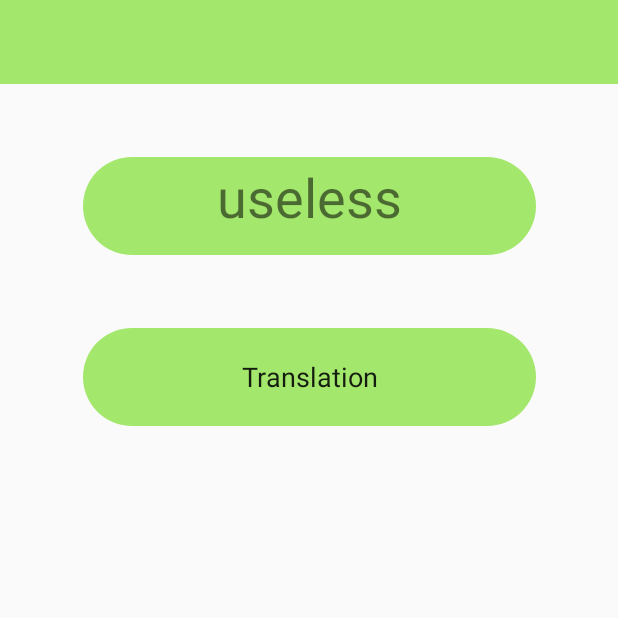
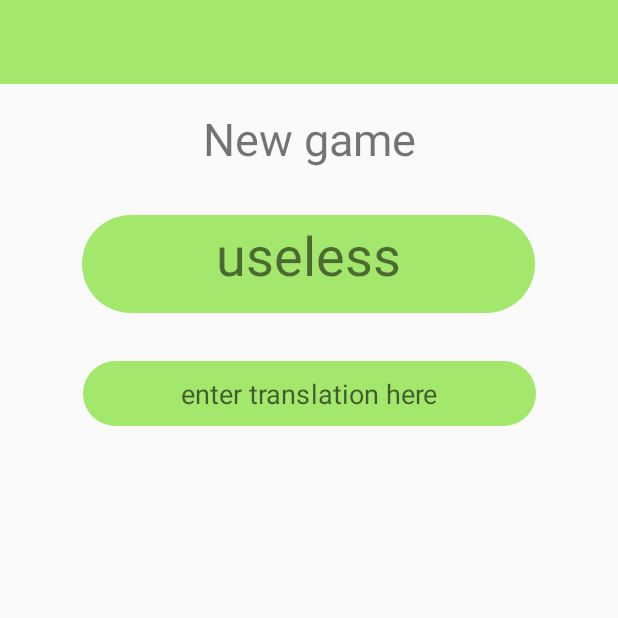
Before and after one commit to moevm/adfmp19-quizlet, an Android app: the screen it shows after launch (Quiz_Activity), after a tap on "START QUIZ", on a phone screen of 412 x 824 dp, the top half of it. Run offline under Robolectric (Android 15) with nearby library versions, the phone set to English and light mode, and no system bars; 3 statements that could not run were skipped.

Commit message:
Работающее угадывание слов и статистика

```diff
--- a/Quizled/app/src/main/java/com/example/quizled/AppModel.kt
+++ b/Quizled/app/src/main/java/com/example/quizled/AppModel.kt
@@ -1,4 +1,7 @@
 package com.example.quizled
+
+import kotlinx.android.synthetic.main.word_card.view.*
+import kotlin.math.roundToInt
 
 
 class AppModel private constructor() {
@@ -9,6 +12,23 @@ class AppModel private constructor() {
     }
 
     var wordsList = arrayListOf<Word>()
+
+    val wordsCount get() = wordsList.size
+
+    val totalSuccessRate: Int
+        get() {
+            var successful: Int = 0
+            var total: Int = 0
+
+            for(word in wordsList) {
+                successful += word.successfulAttempts
+                total += word.totalAttempts
+            }
+
+            val rate = successful.toFloat() / total.toFloat() * 100.0F
+
+            return rate.roundToInt()
+        }
 
     fun addWord(w: Word) : Boolean {
         wordsList.add(w)
@@ -45,10 +65,17 @@ class AppModel private constructor() {
     }
 
     fun restore(from: Set<String>) {
+        wordsList.clear()
         for (word in from) {
             var w = Word("1", "2")
             w.fromString(word)
             wordsList.add(w)
         }
     }
+
+    fun randomWord() : Word {
+        return wordsList.random()
+    }
+
+
 }
--- a/Quizled/app/src/main/java/com/example/quizled/MainActivity.kt
+++ b/Quizled/app/src/main/java/com/example/quizled/MainActivity.kt
@@ -5,6 +5,7 @@ import android.support.v7.app.AppCompatActivity
 import android.os.Bundle
 import android.widget.Button
 import kotlinx.android.synthetic.main.activity_main.*
+import kotlinx.android.synthetic.main.main_activity_statistics.*
 
 class MainActivity : AppCompatActivity() {
 
@@ -14,8 +15,11 @@ class MainActivity : AppCompatActivity() {
         super.onCreate(savedInstanceState)
         setContentView(R.layout.activity_main)
 
+        println("oncreate")
+
         val prefs = this.getSharedPreferences("com.example.quizled.storage", 0)
         val savedWords = prefs!!.getStringSet("words", setOf<String>())
+        println("restored ${savedWords.size} entries")
         model.restore(savedWords)
 
         quizButton.setOnClickListener{
@@ -24,15 +28,23 @@ class MainActivity : AppCompatActivity() {
 
         }
 
-
         wordsButton.setOnClickListener{
             val intent = Intent(this, Word_bank::class.java)
             startActivity(intent)
         }
     }
 
+    override fun onResume() {
+        super.onResume()
+
+        totalWordsCountLabel.setText("${model.wordsCount}")
+        totalSuccessRateLabel.setText("${model.totalSuccessRate}%")
+    }
+
     override fun onDestroy() {
         super.onDestroy()
+
+        println("ondestroy")
 
         val prefs = this.getSharedPreferences("com.example.quizled.storage", 0)
         val editor = prefs!!.edit()
--- a/Quizled/app/src/main/java/com/example/quizled/Quiz_Activity.kt
+++ b/Quizled/app/src/main/java/com/example/quizled/Quiz_Activity.kt
@@ -4,11 +4,17 @@ import android.content.Intent
 import android.os.Bundle
 import android.support.design.widget.Snackbar
 import android.support.v7.app.AppCompatActivity;
+import android.view.inputmethod.EditorInfo
 import kotlinx.android.synthetic.main.activity_main.*
 
 import kotlinx.android.synthetic.main.activity_quiz_.*
+import kotlinx.android.synthetic.main.content_quiz_.*
 
 class Quiz_Activity : AppCompatActivity() {
+
+    var model = AppModel.instance
+    var runScore: Int = 0
+    var runAttempts: Int = 0
 
     override fun onCreate(savedInstanceState: Bundle?) {
         super.onCreate(savedInstanceState)
@@ -18,6 +24,37 @@ class Quiz_Activity : AppCompatActivity() {
             val intent = Intent(this, MainActivity::class.java)
             startActivity(intent)
         }
+
+        nextRound()
+    }
+
+    private fun nextRound() {
+        val randomWord = model.randomWord()
+
+        fieldOriginalWord.setText(randomWord.originalWord)
+
+        fieldForTranslation.setOnEditorActionListener { v, actionId, event ->
+            if(actionId == EditorInfo.IME_ACTION_DONE){
+                println("typing done")
+
+                runAttempts += 1
+
+                if(randomWord.translatedWord.toLowerCase() == fieldForTranslation.text.toString().toLowerCase()) {
+                    runScore += 1
+                    randomWord.successfulAttempts += 1
+                }
+
+                randomWord.totalAttempts += 1
+
+                scoreLabel.setText("Score: ${runScore}/${runAttempts}")
+
+                nextRound()
+
+                true
+            } else {
+                false
+            }
+        }
     }
 
 }
--- a/Quizled/app/src/main/res/layout/content_quiz_.xml
+++ b/Quizled/app/src/main/res/layout/content_quiz_.xml
@@ -18,22 +18,31 @@
             android:id="@+id/fieldOriginalWord"
             android:textSize="36sp"
             android:textAlignment="center"
-            android:layout_marginEnd="8dp" app:layout_constraintEnd_toEndOf="parent" android:layout_marginRight="8dp"
+            android:layout_marginEnd="8dp" app:layout_constraintEnd_toEndOf="parent"
             android:layout_marginStart="8dp" app:layout_constraintStart_toStartOf="parent"
-            android:layout_marginLeft="8dp" android:layout_marginBottom="8dp"
-            app:layout_constraintBottom_toTopOf="@+id/editText3" android:layout_marginTop="8dp"
-            app:layout_constraintTop_toTopOf="parent"/>
+            android:layout_marginBottom="8dp"
+            app:layout_constraintBottom_toTopOf="@+id/fieldForTranslation" android:layout_marginTop="8dp"
+            app:layout_constraintTop_toTopOf="parent" app:layout_constraintHorizontal_bias="0.493"
+            app:layout_constraintVertical_bias="0.768"/>
     <EditText
             android:layout_width="302dp"
             android:inputType="textPersonName"
-            android:text="@string/add_word_translation"
             android:ems="10"
             android:textAlignment="center"
             android:background="@drawable/rounded_corner"
-            android:id="@+id/editText3"
+            android:id="@+id/fieldForTranslation"
             android:layout_weight="1"
-            android:layout_height="65dp" android:layout_marginBottom="8dp"
+            android:layout_height="0dp" android:layout_marginBottom="8dp"
             app:layout_constraintBottom_toBottomOf="parent" app:layout_constraintStart_toStartOf="parent"
-            android:layout_marginLeft="8dp" android:layout_marginStart="8dp" app:layout_constraintEnd_toEndOf="parent"
-            android:layout_marginEnd="8dp" android:layout_marginRight="8dp"/>
+            android:layout_marginStart="8dp" app:layout_constraintEnd_toEndOf="parent"
+            android:layout_marginEnd="8dp"
+            app:layout_constraintTop_toBottomOf="@+id/scoreLabel" android:hint="enter translation here"/>
+    <TextView
+            android:text="New game"
+            android:layout_width="wrap_content"
+            android:layout_height="wrap_content"
+            android:id="@+id/scoreLabel" android:layout_marginTop="16dp"
+            android:layout_marginBottom="128dp" app:layout_constraintEnd_toEndOf="parent"
+            app:layout_constraintBottom_toTopOf="@+id/fieldForTranslation" app:layout_constraintTop_toTopOf="parent"
+            app:layout_constraintStart_toStartOf="parent" android:textSize="30sp"/>
 </android.support.constraint.ConstraintLayout>
--- a/Quizled/app/src/main/res/layout/word_bank_activity_search_add.xml
+++ b/Quizled/app/src/main/res/layout/word_bank_activity_search_add.xml
@@ -34,16 +34,14 @@
                     android:layout_width="149dp"
                     android:layout_height="wrap_content"
                     android:inputType="textPersonName"
-                    android:text="@string/add_word_source"
                     android:ems="10"
-                    android:id="@+id/sourceWord" android:layout_weight="1"/>
+                    android:id="@+id/sourceWord" android:layout_weight="1" android:hint="original "/>
             <EditText
                     android:layout_width="149dp"
                     android:layout_height="wrap_content"
                     android:inputType="textPersonName"
-                    android:text="@string/add_word_translation"
                     android:ems="10"
-                    android:id="@+id/translationWord" android:layout_weight="1"/>
+                    android:id="@+id/translationWord" android:layout_weight="1" android:hint="translation "/>
             <Button
                     android:text="ADD"
                     android:layout_width="wrap_content"
```
Also changed, not shown: Quizled/app/src/main/java/com/example/quizled/Word_bank.kt (+6 -11 lines), Quizled/app/src/main/res/layout/main_activity_statistics.xml (+5 -6 lines).
